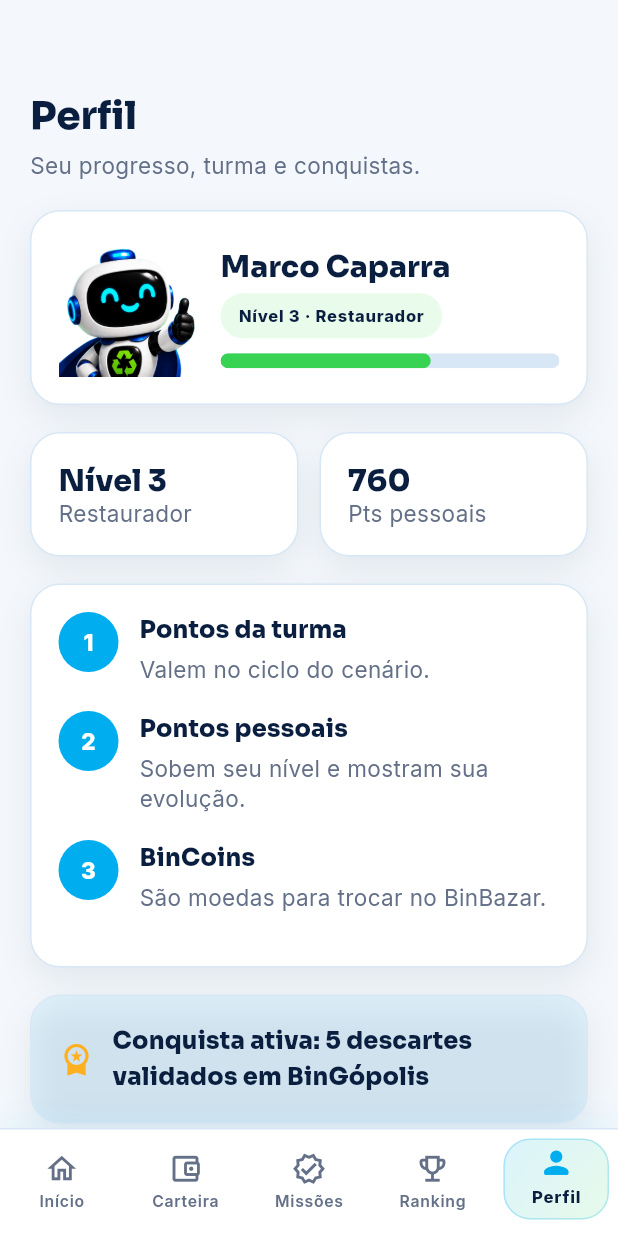
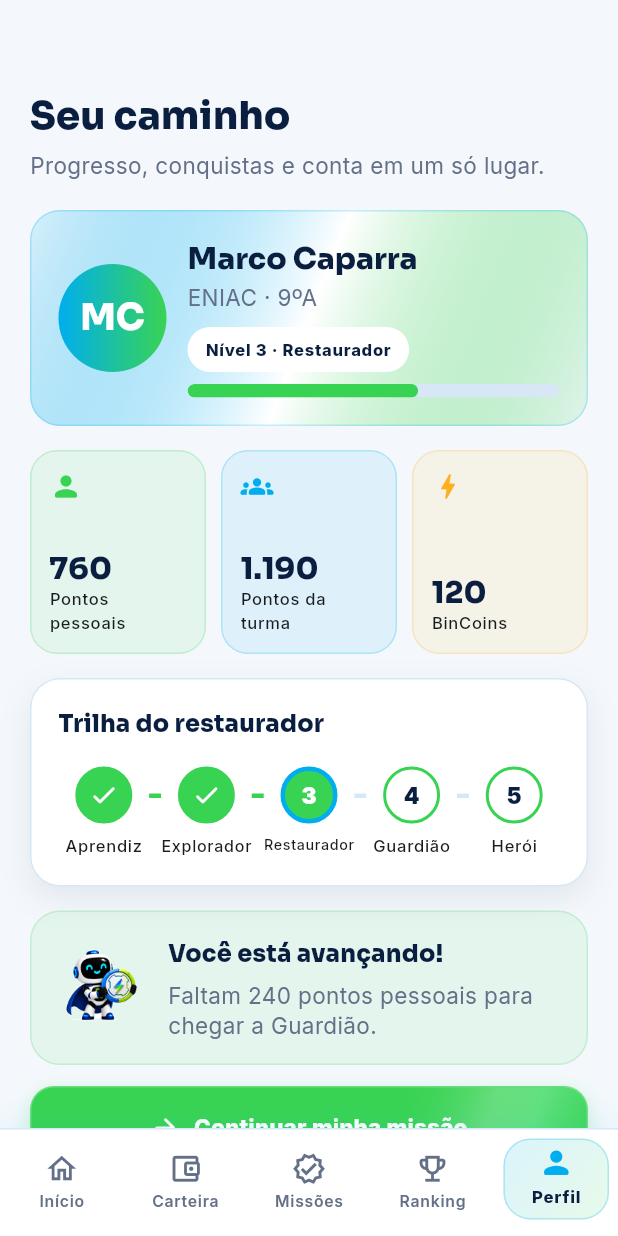
Before and after one commit to marcocaparra/BinGo, a Flutter app: the ShellScreen screen opened directly, item 5 of the bottom bar chosen, on a phone screen of 412 x 824 dp. Run offline on Flutter 3.47's test engine with Material 3 defaults, Android fonts, the phone set to English and light mode, and no system bars; our stand-ins replace shared_preferences; accounts and stored records are empty.

Commit message:
feat(mobile): refresh profile and navigation flow

```diff
--- a/Software/mobile/bingo_app/lib/src/screens/access_flow_screen.dart
+++ b/Software/mobile/bingo_app/lib/src/screens/access_flow_screen.dart
@@ -157,10 +157,10 @@ class _AccessFlowScreenState extends State<AccessFlowScreen> {
     _openApp();
   }
 
-  void _openApp() {
+  void _openApp({bool pilot = false}) {
     Navigator.of(context).pushAndRemoveUntil(
       MaterialPageRoute<void>(
-        builder: (_) => ShellScreen(repository: _repository),
+        builder: (_) => ShellScreen(repository: pilot ? null : _repository),
       ),
       (_) => false,
     );
@@ -263,7 +263,7 @@ class _AccessFlowScreenState extends State<AccessFlowScreen> {
           label: 'Entrar no modo piloto',
           style: BingoActionStyle.quiet,
           icon: Icons.science_outlined,
-          onPressed: _openApp,
+          onPressed: () => _openApp(pilot: true),
         ),
       ],
     );
--- /dev/null
+++ b/Software/mobile/bingo_app/lib/src/screens/profile_screen.dart
@@ -0,0 +1,429 @@
+import 'package:flutter/material.dart';
+
+import '../data/profile_repository.dart';
+import '../theme/app_assets.dart';
+import '../theme/app_theme.dart';
+import '../widgets/b1n_guide.dart';
+import '../widgets/bingo_action_button.dart';
+import '../widgets/bingo_widgets.dart';
+import 'change_pin_screen.dart';
+import 'onboarding_screen.dart';
+
+class ProfileScreen extends StatefulWidget {
+  const ProfileScreen({
+    required this.onGoHome,
+    this.repository,
+    super.key,
+  });
+
+  final ProfileRepository? repository;
+  final VoidCallback onGoHome;
+
+  @override
+  State<ProfileScreen> createState() => _ProfileScreenState();
+}
+
+class _ProfileScreenState extends State<ProfileScreen> {
+  late final Future<StudentProfile> _profile = _loadProfile();
+
+  Future<StudentProfile> _loadProfile() async {
+    return await widget.repository?.loadProfile() ??
+        const StudentProfile(school: 'ENIAC', identifier: 'Marco Caparra');
+  }
+
+  @override
+  Widget build(BuildContext context) {
+    return FutureBuilder<StudentProfile>(
+      future: _profile,
+      builder: (context, snapshot) {
+        final profile = snapshot.data ??
+            const StudentProfile(school: 'ENIAC', identifier: 'Marco Caparra');
+        return AppPage(
+          title: 'Seu caminho',
+          subtitle: 'Progresso, conquistas e conta em um só lugar.',
+          showBackButton: false,
+          child: Column(
+            children: [
+              _ProfileHeader(profile: profile),
+              const SizedBox(height: 16),
+              const _ResourceSummary(),
+              const SizedBox(height: 16),
+              const _LevelPath(),
+              const SizedBox(height: 16),
+              const B1nGuide(
+                asset: AppAssets.b1nReward,
+                title: 'Você está avançando!',
+                message: 'Faltam 240 pontos pessoais para chegar a Guardião.',
+                tone: AppColors.green,
+                compact: true,
+              ),
+              const SizedBox(height: 14),
+              BingoActionButton(
+                label: 'Continuar minha missão',
+                icon: Icons.arrow_forward_rounded,
+                tone: BingoActionTone.green,
+                onPressed: widget.onGoHome,
+              ),
+              const SizedBox(height: 18),
+              _AccountPanel(
+                profile: profile,
+                repository: widget.repository,
+              ),
+            ],
+          ),
+        );
+      },
+    );
+  }
+}
+
+class _ProfileHeader extends StatelessWidget {
+  const _ProfileHeader({required this.profile});
+
+  final StudentProfile profile;
+
+  String get _initials {
+    final parts = profile.identifier.trim().split(RegExp(r'\s+'));
+    if (parts.isEmpty || parts.first.isEmpty) return 'B!';
+    if (parts.length == 1) return parts.first.substring(0, 1).toUpperCase();
+    return '${parts.first[0]}${parts.last[0]}'.toUpperCase();
+  }
+
+  @override
+  Widget build(BuildContext context) {
+    return Container(
+      padding: const EdgeInsets.all(18),
+      decoration: BoxDecoration(
+        borderRadius: BorderRadius.circular(20),
+        border: Border.all(color: AppColors.blue.withValues(alpha: 0.22)),
+        gradient: LinearGradient(
+          begin: Alignment.topLeft,
+          end: Alignment.bottomRight,
+          colors: [
+            AppColors.blue.withValues(alpha: 0.12),
+            Colors.white,
+            AppColors.green.withValues(alpha: 0.10),
+          ],
+        ),
+      ),
+      child: Row(
+        children: [
+          Container(
+            width: 72,
+            height: 72,
+            alignment: Alignment.center,
+            decoration: const BoxDecoration(
+              shape: BoxShape.circle,
+              gradient: LinearGradient(colors: [AppColors.blue, AppColors.green]),
+            ),
+            child: Text(
+              _initials,
+              style: Theme.of(context).textTheme.titleLarge?.copyWith(
+                color: Colors.white,
+                fontSize: 24,
+              ),
+            ),
+          ),
+          const SizedBox(width: 14),
+          Expanded(
+            child: Column(
+              crossAxisAlignment: CrossAxisAlignment.start,
+              children: [
+                Text(profile.identifier, style: Theme.of(context).textTheme.titleLarge),
+                const SizedBox(height: 4),
+                Text('${profile.school} · 9ºA'),
+                const SizedBox(height: 10),
+                const BadgeLabel(label: 'Nível 3 · Restaurador'),
+                const SizedBox(height: 8),
+                const AnimatedProgressPill(value: 0.62, height: 9),
+              ],
+            ),
+          ),
+        ],
+      ),
+    );
+  }
+}
+
+class _ResourceSummary extends StatelessWidget {
+  const _ResourceSummary();
+
+  @override
+  Widget build(BuildContext context) {
+    return LayoutBuilder(
+      builder: (context, constraints) {
+        final width = (constraints.maxWidth - 20) / 3;
+        return Wrap(
+          spacing: 10,
+          runSpacing: 10,
+          children: [
+            _ResourceTile(
+              width: width,
+              value: '760',
+              label: 'Pontos pessoais',
+              icon: Icons.person_rounded,
+              color: AppColors.green,
+            ),
+            _ResourceTile(
+              width: width,
+              value: '1.190',
+              label: 'Pontos da turma',
+              icon: Icons.groups_rounded,
+              color: AppColors.blue,
+            ),
+            _ResourceTile(
+              width: width,
+              value: '120',
+              label: 'BinCoins',
+              icon: Icons.bolt_rounded,
+              color: AppColors.warning,
+            ),
+          ],
+        );
+      },
+    );
+  }
+}
+
+class _ResourceTile extends StatelessWidget {
+  const _ResourceTile({
+    required this.width,
+    required this.value,
+    required this.label,
+    required this.icon,
+    required this.color,
+  });
+
+  final double width;
+  final String value;
+  final String label;
+  final IconData icon;
+  final Color color;
+
+  @override
+  Widget build(BuildContext context) {
+    return Container(
+      width: width,
+      height: 136,
+      padding: const EdgeInsets.all(12),
+      decoration: BoxDecoration(
+        color: color.withValues(alpha: 0.09),
+        borderRadius: BorderRadius.circular(18),
+        border: Border.all(color: color.withValues(alpha: 0.22)),
+      ),
+      child: Column(
+        crossAxisAlignment: CrossAxisAlignment.start,
+        children: [
+          Icon(icon, color: color, size: 22),
+          const Spacer(),
+          Text(value, style: Theme.of(context).textTheme.titleLarge),
+          Text(label, maxLines: 2, style: Theme.of(context).textTheme.labelSmall),
+        ],
+      ),
+    );
+  }
+}
+
+class _LevelPath extends StatelessWidget {
+  const _LevelPath();
+
+  static const _levels = ['Aprendiz', 'Explorador', 'Restaurador', 'Guardião', 'Herói'];
+
+  @override
+  Widget build(BuildContext context) {
+    return SurfaceCard(
+      child: Column(
+        crossAxisAlignment: CrossAxisAlignment.start,
+        children: [
+          Text('Trilha do restaurador', style: Theme.of(context).textTheme.titleMedium),
+          const SizedBox(height: 16),
+          Row(
+            crossAxisAlignment: CrossAxisAlignment.start,
+            children: [
+              for (var index = 0; index < _levels.length; index++) ...[
+                Expanded(
+                  child: Column(
+                    children: [
+                      Container(
+                        width: 38,
+                        height: 38,
+                        alignment: Alignment.center,
+                        decoration: BoxDecoration(
+                          shape: BoxShape.circle,
+                          color: index < 3 ? AppColors.green : Colors.white,
+                          border: Border.all(
+                            color: index == 2 ? AppColors.blue : AppColors.green,
+                            width: index == 2 ? 3 : 2,
+                          ),
+                        ),
+                        child: index < 2
+                            ? const Icon(Icons.check_rounded, color: Colors.white, size: 20)
+                            : Text(
+                                '${index + 1}',
+                                style: TextStyle(
+                                  color: index == 2 ? Colors.white : AppColors.navy,
+                                  fontWeight: FontWeight.w900,
+                                ),
+                              ),
+                      ),
+                      const SizedBox(height: 7),
+                      FittedBox(
+                        fit: BoxFit.scaleDown,
+                        child: Text(_levels[index], style: Theme.of(context).textTheme.labelSmall),
+                      ),
+                    ],
+                  ),
+                ),
+                if (index < _levels.length - 1)
+                  Container(
+                    width: 8,
+                    height: 3,
+                    margin: const EdgeInsets.only(top: 18),
+                    color: index < 2 ? AppColors.green : AppColors.line,
+                  ),
+              ],
+            ],
+          ),
+        ],
+      ),
+    );
+  }
+}
+
+class _AccountPanel extends StatelessWidget {
+  const _AccountPanel({required this.profile, required this.repository});
+
+  final StudentProfile profile;
+  final ProfileRepository? repository;
+
+  @override
+  Widget build(BuildContext context) {
+    return SurfaceCard(
+      padding: const EdgeInsets.symmetric(horizontal: 8, vertical: 8),
+      child: Column(
+        children: [
+          _AccountAction(
+            icon: Icons.school_outlined,
+            label: 'Dados da escola',
+            onTap: () => _showSchoolData(context),
+          ),
+          if (repository != null)
+            _AccountAction(
+              icon: Icons.password_rounded,
+              label: 'Redefinir PIN',
+              onTap: () => _changePin(context),
+            ),
+          _AccountAction(
+            icon: Icons.swap_horiz_rounded,
+            label: repository == null ? 'Sair do modo piloto' : 'Trocar conta',
+            danger: true,
+            onTap: () => _leaveAccount(context),
+          ),
+        ],
+      ),
+    );
+  }
+
+  Future<void> _changePin(BuildContext context) async {
+    final changed = await Navigator.of(context).push<bool>(
+      MaterialPageRoute<bool>(
+        builder: (_) => ChangePinScreen(repository: repository!, profile: profile),
+      ),
+    );
+    if (changed == true && context.mounted) {
+      ScaffoldMessenger.of(context).showSnackBar(
+        const SnackBar(content: Text('PIN atualizado neste aparelho.')),
+      );
+    }
+  }
+
+  void _showSchoolData(BuildContext context) {
+    showModalBottomSheet<void>(
+      context: context,
+      showDragHandle: true,
+      builder: (context) => SafeArea(
+        child: Padding(
+          padding: const EdgeInsets.fromLTRB(24, 8, 24, 28),
+          child: Column(
+            mainAxisSize: MainAxisSize.min,
+            crossAxisAlignment: CrossAxisAlignment.start,
+            children: [
+              Text('Dados da escola', style: Theme.of(context).textTheme.titleLarge),
+              const SizedBox(height: 16),
+              Text('Aluno: ${profile.identifier}'),
+              Text('Escola: ${profile.school}'),
+              const Text('Turma: 9ºA'),
+            ],
+          ),
+        ),
+      ),
+    );
+  }
+
+  Future<void> _leaveAccount(BuildContext context) async {
+    final confirmed = await showDialog<bool>(
+      context: context,
+      builder: (context) => AlertDialog(
+        title: Text(repository == null ? 'Sair do piloto?' : 'Trocar conta?'),
+        content: Text(
+          repository == null
+              ? 'Você voltará para o início da demonstração.'
+              : 'O perfil e o PIN salvos neste aparelho serão removidos.',
+        ),
+        actions: [
+          TextButton(
+            onPressed: () => Navigator.of(context).pop(false),
+            child: const Text('Cancelar'),
+          ),
+          FilledButton(
+            onPressed: () => Navigator.of(context).pop(true),
+            child: const Text('Continuar'),
+          ),
+        ],
+      ),
+    );
+    if (confirmed != true || !context.mounted) return;
+    await repository?.deleteProfile();
+    if (!context.mounted) return;
+    Navigator.of(context).pushAndRemoveUntil(
+      MaterialPageRoute<void>(
+        builder: (_) => OnboardingScreen(repository: repository),
+      ),
+      (_) => false,
+    );
+  }
+}
+
+class _AccountAction extends StatelessWidget {
+  const _AccountAction({
+    required this.icon,
+    required this.label,
+    required this.onTap,
+    this.danger = false,
+  });
+
+  final IconData icon;
+  final String label;
+  final VoidCallback onTap;
+  final bool danger;
+
+  @override
+  Widget build(BuildContext context) {
+    final color = danger ? AppColors.danger : AppColors.blue;
+    return Material(
+      color: Colors.transparent,
+      child: ListTile(
+        leading: Icon(icon, color: color),
+        title: Text(
+          label,
+          style: Theme.of(context).textTheme.titleMedium?.copyWith(
+            color: danger ? AppColors.danger : AppColors.navy,
+          ),
+        ),
+        trailing: const Icon(Icons.chevron_right_rounded),
+        shape: RoundedRectangleBorder(borderRadius: BorderRadius.circular(14)),
+        onTap: onTap,
+      ),
+    );
+  }
+}
--- a/Software/mobile/bingo_app/lib/src/screens/shell_screen.dart
+++ b/Software/mobile/bingo_app/lib/src/screens/shell_screen.dart
@@ -6,6 +6,7 @@ import '../theme/app_assets.dart';
 import '../theme/app_theme.dart';
 import '../widgets/bingo_navigation_bar.dart';
 import '../widgets/bingo_widgets.dart';
+import 'profile_screen.dart';
 
 class ShellScreen extends StatefulWidget {
   const ShellScreen({this.initialIndex = 0, this.repository, super.key});
@@ -27,7 +28,10 @@ class _ShellScreenState extends State<ShellScreen> {
       const WalletScreen(),
       const MissionsScreen(),
       const RankingScreen(),
-      const ProfileScreen(),
+      ProfileScreen(
+        repository: widget.repository,
+        onGoHome: () => _selectTab(0),
+      ),
     ];
 
     return Scaffold(
@@ -261,9 +265,8 @@ class TotemTrackingScreen extends StatelessWidget {
             label: 'Ver impacto',
             color: AppColors.green,
             icon: Icons.auto_graph,
-            onPressed: () => Navigator.of(context).pushAndRemoveUntil(
+            onPressed: () => Navigator.of(context).push(
               MaterialPageRoute<void>(builder: (_) => const ImpactScreen()),
-              (_) => false,
             ),
           ),
         ],
@@ -857,188 +860,6 @@ class StoryScreen extends StatelessWidget {
   }
 }
 
-class ProfileScreen extends StatelessWidget {
-  const ProfileScreen({super.key});
-
-  @override
-  Widget build(BuildContext context) {
-    return AppPage(
-      title: 'Perfil',
-      subtitle: 'Seu progresso, turma e conquistas.',
-      showBackButton: false,
-      child: Column(
-        children: [
-          SurfaceCard(
-            child: Row(
-              children: [
-                Image.asset(AppAssets.b1nIcon, height: 92, width: 92),
-                const SizedBox(width: 16),
-                Expanded(
-                  child: Column(
-                    crossAxisAlignment: CrossAxisAlignment.start,
-                    children: [
-                      Text(
-                        'Marco Caparra',
-                        style: Theme.of(context).textTheme.titleLarge,
-                      ),
-                      const SizedBox(height: 6),
-                      const BadgeLabel(
-                        label: 'Nível 3 · Restaurador',
-                        color: Color(0xFFE9FBEA),
-                      ),
-                      const SizedBox(height: 10),
-                      const AnimatedProgressPill(value: 0.62, height: 10),
-                    ],
-                  ),
-                ),
-              ],
-            ),
-          ),
-          const SizedBox(height: 18),
-          Row(
-            children: const [
-              Expanded(
-                child: StatTile(value: 'Nível 3', label: 'Restaurador'),
-              ),
-              SizedBox(width: 14),
-              Expanded(
-                child: StatTile(value: '760', label: 'Pts pessoais'),
-              ),
-            ],
-          ),
-          const SizedBox(height: 18),
-          const SurfaceCard(
-            child: Column(
-              children: [
-                _StepRow(
-                  number: '1',
-                  title: 'Pontos da turma',
-                  text: 'Valem no ciclo do cenário.',
-                ),
-                _StepRow(
-                  number: '2',
-                  title: 'Pontos pessoais',
-                  text: 'Sobem seu nível e mostram sua evolução.',
-                ),
-                _StepRow(
-                  number: '3',
-                  title: 'BinCoins',
-                  text: 'São moedas para trocar no BinBazar.',
-                ),
-              ],
-            ),
-          ),
-          const SizedBox(height: 18),
-          SurfaceCard(
-            color: AppColors.blue.withValues(alpha: 0.08),
-            child: Row(
-              children: [
-                const Icon(Icons.workspace_premium, color: AppColors.warning),
-                const SizedBox(width: 12),
-                Expanded(
-                  child: Text(
-                    'Conquista ativa: 5 descartes validados em BinGópolis',
-                    style: Theme.of(context).textTheme.titleMedium,
-                  ),
-                ),
-              ],
-            ),
-          ),
-          const SizedBox(height: 18),
-          const SurfaceCard(
-            child: Column(
-              children: [
-                _StepRow(
-                  number: '1',
-                  title: 'Aprendiz',
-                  text: 'Começa a validar descartes e entender os cenários.',
-                ),
-                _StepRow(
-                  number: '2',
-                  title: 'Explorador',
-                  text: 'Ganha acesso antecipado a dicas de missões.',
-                ),
-                _StepRow(
-                  number: '3',
-                  title: 'Restaurador',
-                  text: 'Você está aqui: já ajuda a recuperar setores.',
-                ),
-                _StepRow(
-                  number: '4',
-                  title: 'Guardião',
-                  text: 'Protege a turma com descartes seguros e validados.',
-                ),
-                _StepRow(
-                  number: '5',
-                  title: 'Herói',
-                  text: 'Topo do ciclo: destaque visual pela responsabilidade.',
-                ),
-              ],
-            ),
-          ),
-          const SizedBox(height: 18),
-          _SoftAction(
-            label: 'Meus dados',
-            icon: Icons.badge_outlined,
-            onTap: () => _push(
-              context,
-              const InfoScreen(
-                title: 'Meus dados',
-                subtitle: 'Identificação usada pela escola.',
-                icon: Icons.badge_outlined,
-                lines: [
-                  ('Aluno', 'Marco Caparra'),
-                  ('Turma', '9ºA'),
-                  ('Escola', 'ENIAC'),
-                ],
-              ),
-            ),
-          ),
-          _SoftAction(
-            label: 'Minha turma',
-            icon: Icons.groups_outlined,
-            onTap: () => _push(
-              context,
-              const InfoScreen(
-                title: 'Minha turma',
-                subtitle: 'Progresso coletivo da sala.',
-                icon: Icons.groups_outlined,
-                lines: [
-                  ('Posição da turma', '4º lugar'),
-                  ('Hoje', '+210 pontos'),
-                  ('Meta', '50 pts para subir posição'),
-                ],
-              ),
-            ),
-          ),
-          _SoftAction(
-            label: 'Meus resgates',
-            icon: Icons.redeem_outlined,
-            onTap: () => _push(
-              context,
-              const InfoScreen(
-                title: 'Meus resgates',
-                subtitle: 'Histórico de recompensas.',
-                icon: Icons.redeem_outlined,
-                lines: [
-                  ('Suco natural', 'Retirado hoje'),
-                  ('Vale cantina', 'Disponível'),
-                  ('Prêmio surpresa', 'Faltam 60 BinCoins'),
-                ],
-              ),
-            ),
-          ),
-          _SoftAction(
-            label: 'Como funciona',
-            icon: Icons.help_outline,
-            onTap: () => _push(context, const HowItWorksScreen()),
-          ),
-        ],
-      ),
-    );
-  }
-}
-
 class InfoScreen extends StatelessWidget {
   const InfoScreen({
     required this.title,
```
Also changed, not shown: Software/mobile/bingo_app/lib/src/screens/change_pin_screen.dart (added, +111 -0 lines), 3 other files.
